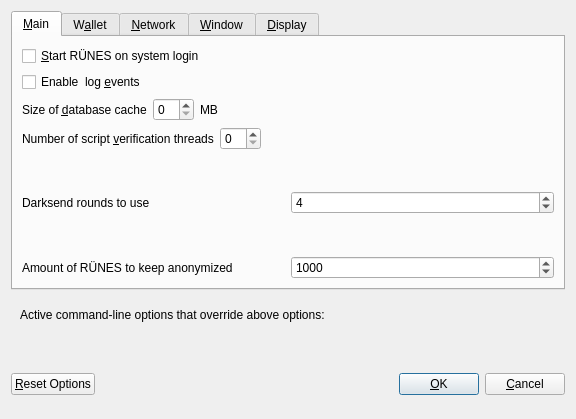
Above: src/qt/forms/optionsdialog.ui from Rubixblockchain/RUNES-ProtoMaster before the change. Below: the same form after it.
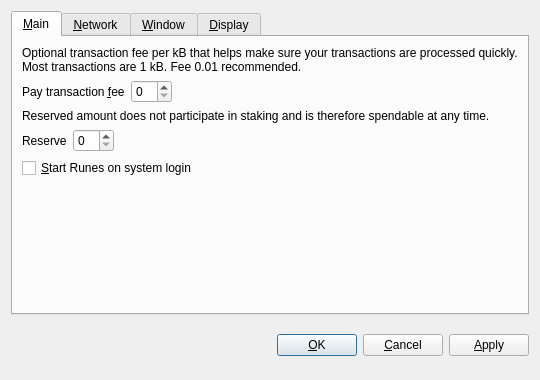
That is the form after the change. The open tabs and pages were chosen to show the change. Custom widgets are drawn as their Qt base class.

The edit to the form file:
```diff
--- a/src/qt/forms/optionsdialog.ui
+++ b/src/qt/forms/optionsdialog.ui
@@ -6,8 +6,8 @@
    <rect>
     <x>0</x>
     <y>0</y>
-    <width>576</width>
-    <height>419</height>
+    <width>540</width>
+    <height>380</height>
    </rect>
   </property>
   <property name="windowTitle">
@@ -19,6 +19,9 @@
   <layout class="QVBoxLayout" name="verticalLayout">
    <item>
     <widget class="QTabWidget" name="tabWidget">
+     <property name="tabPosition">
+      <enum>QTabWidget::North</enum>
+     </property>
      <property name="currentIndex">
       <number>1</number>
      </property>
@@ -27,103 +30,108 @@
        <string>&amp;Main</string>
       </attribute>
       <layout class="QVBoxLayout" name="verticalLayout_Main">
+       <item>
+        <widget class="QLabel" name="transactionFeeInfoLabel">
+         <property name="text">
+          <string>Optional transaction fee per kB that helps make sure your transactions are processed quickly. Most transactions are 1 kB. Fee 0.01 recommended.</string>
+         </property>
+         <property name="textFormat">
+          <enum>Qt::PlainText</enum>
+         </property>
+         <property name="wordWrap">
+          <bool>true</bool>
+         </property>
+        </widget>
+       </item>
+       <item>
+        <layout class="QHBoxLayout" name="horizontalLayoutFee">
+         <item>
+          <widget class="QLabel" name="transactionFeeLabel">
+           <property name="text">
+            <string>Pay transaction &amp;fee</string>
+           </property>
+           <property name="textFormat">
+            <enum>Qt::PlainText</enum>
+           </property>
+           <property name="buddy">
+            <cstring>transactionFee</cstring>
+           </property>
+          </widget>
+         </item>
+         <item>
+          <widget class="BitcoinAmountField" name="transactionFee"/>
+         </item>
+         <item>
+          <spacer name="horizontalSpacerFee">
+           <property name="orientation">
+            <enum>Qt::Horizontal</enum>
+           </property>
+           <property name="sizeHint" stdset="0">
+            <size>
+             <width>40</width>
+             <height>20</height>
+            </size>
+           </property>
+          </spacer>
+         </item>
+        </layout>
+       </item>
+       <item>
+        <widget class="QLabel" name="reserveBalanceInfoLabel">
+         <property name="text">
+          <string>Reserved amount does not participate in staking and is therefore spendable at any time.</string>
+         </property>
+         <property name="textFormat">
+          <enum>Qt::PlainText</enum>
+         </property>
+         <property name="wordWrap">
+          <bool>true</bool>
+         </property>
+        </widget>
+       </item>
+       <item>
+        <layout class="QHBoxLayout" name="horizontalLayoutReserveBalance">
+         <item>
+          <widget class="QLabel" name="reserveBalanceLabel">
+           <property name="text">
+            <string>Reserve</string>
+           </property>
+           <property name="textFormat">
+            <enum>Qt::PlainText</enum>
+           </property>
+           <property name="buddy">
+            <cstring>reserveBalance</cstring>
+           </property>
+          </widget>
+         </item>
+         <item>
+          <widget class="BitcoinAmountField" name="reserveBalance"/>
+         </item>
+         <item>
+          <spacer name="horizontalSpacerReserveBalance">
+           <property name="orientation">
+            <enum>Qt::Horizontal</enum>
+           </property>
+           <property name="sizeHint" stdset="0">
+            <size>
+             <width>40</width>
+             <height>20</height>
+            </size>
+           </property>
+          </spacer>
+         </item>
+        </layout>
+       </item>
        <item>
         <widget class="QCheckBox" name="bitcoinAtStartup">
          <property name="toolTip">
           <string>Automatically start RÜNES after logging in to the system.</string>
          </property>
          <property name="text">
-          <string>&amp;Start RÜNES on system login</string>
+          <string>&amp;Start Runes on system login</string>
          </property>
         </widget>
        </item>
-       <item>
-        <widget class="QCheckBox" name="logEvents">
-         <property name="text">
-          <string>Enable  log &amp;events</string>
-         </property>
-        </widget>
-       </item>
-       <item>
-        <layout class="QHBoxLayout" name="horizontalLayout_2_Main">
-         <item>
-          <widget class="QLabel" name="databaseCacheLabel">
-           <property name="text">
-            <string>Size of &amp;database cache</string>
-           </property>
-           <property name="textFormat">
-            <enum>Qt::PlainText</enum>
-           </property>
-           <property name="buddy">
-            <cstring>databaseCache</cstring>
-           </property>
-          </widget>
-         </item>
-         <item>
-          <widget class="QSpinBox" name="databaseCache"/>
-         </item>
-         <item>
-          <widget class="QLabel" name="databaseCacheUnitLabel">
-           <property name="text">
-            <string>MB</string>
-           </property>
-           <property name="textFormat">
-            <enum>Qt::PlainText</enum>
-           </property>
-          </widget>
-         </item>
-         <item>
-          <spacer name="horizontalSpacer_2_Main">
-           <property name="orientation">
-            <enum>Qt::Horizontal</enum>
-           </property>
-           <property name="sizeHint" stdset="0">
-            <size>
-             <width>40</width>
-             <height>20</height>
-            </size>
-           </property>
-          </spacer>
-         </item>
-        </layout>
-       </item>
-       <item>
-        <layout class="QHBoxLayout" name="horizontalLayout_3_Main">
-         <item>
-          <widget class="QLabel" name="threadsScriptVerifLabel">
-           <property name="text">
-            <string>Number of script &amp;verification threads</string>
-           </property>
-           <property name="textFormat">
-            <enum>Qt::PlainText</enum>
-           </property>
-           <property name="buddy">
-            <cstring>threadsScriptVerif</cstring>
-           </property>
-          </widget>
-         </item>
-         <item>
-          <widget class="QSpinBox" name="threadsScriptVerif">
-           <property name="toolTip">
-            <string>(0 = auto, &lt;0 = leave that many cores free)</string>
-           </property>
-          </widget>
-         </item>
-         <item>
-          <spacer name="horizontalSpacer_3_Main">
-           <property name="orientation">
-            <enum>Qt::Horizontal</enum>
-           </property>
-           <property name="sizeHint" stdset="0">
-            <size>
-             <width>40</width>
-             <height>20</height>
-            </size>
-           </property>
-          </spacer>
-         </item>
-        </layout>
-       </item>
        <item>
         <spacer name="verticalSpacer_Main">
          <property name="orientation">
@@ -137,181 +145,6 @@
          </property>
         </spacer>
        </item>
-       <item>
-        <layout class="QHBoxLayout" name="horizontalLayout_4_Main">
-         <item>
-          <widget class="QLabel" name="label">
-           <property name="toolTip">
-            <string>This setting determines the amount of individual masternodes that an input will be anonymized through.&lt;br/&gt;More rounds of anonymization gives a higher degree of privacy, but also costs more in fees.</string>
-           </property>
-           <property name="text">
-            <string>Darksend rounds to use</string>
-           </property>
-          </widget>
-         </item>
-         <item>
-          <widget class="QSpinBox" name="darksendRounds">
-           <property name="minimum">
-            <number>2</number>
-           </property>
-           <property name="maximum">
-            <number>8</number>
-           </property>
-           <property name="value">
-            <number>4</number>
-           </property>
-          </widget>
-         </item>
-        </layout>
-       </item>
-       <item>
-        <spacer name="verticalSpacer_Main1">
-         <property name="orientation">
-          <enum>Qt::Vertical</enum>
-         </property>
-         <property name="sizeHint" stdset="0">
-          <size>
-           <width>20</width>
-           <height>40</height>
-          </size>
-         </property>
-        </spacer>
-       </item>
-       <item>
-        <layout class="QHBoxLayout" name="horizontalLayout">
-         <item>
-          <widget class="QLabel" name="label_2">
-           <property name="toolTip">
-            <string>This amount acts as a threshold to turn off Darksend once it's reached.</string>
-           </property>
-           <property name="statusTip">
-            <string notr="true"/>
-           </property>
-           <property name="whatsThis">
-            <string notr="true"/>
-           </property>
-           <property name="accessibleName">
-            <string notr="true"/>
-           </property>
-           <property name="accessibleDescription">
-            <string notr="true"/>
-           </property>
-           <property name="text">
-            <string>Amount of RÜNES to keep anonymized</string>
-           </property>
-          </widget>
-         </item>
-         <item>
-          <widget class="QSpinBox" name="anonymizeRÜNES">
-           <property name="minimum">
-            <number>100</number>
-           </property>
-           <property name="maximum">
-            <number>100000</number>
-           </property>
-           <property name="singleStep">
-            <number>100</number>
-           </property>
-           <property name="value">
-            <number>1000</number>
-           </property>
-          </widget>
-         </item>
-        </layout>
-       </item>
-      </layout>
-     </widget>
-     <widget class="QWidget" name="tabWallet">
-      <attribute name="title">
-       <string>W&amp;allet</string>
-      </attribute>
-      <layout class="QVBoxLayout" name="verticalLayout_Wallet">
-       <item>
-        <widget class="QGroupBox" name="groupBox">
-         <property name="title">
-          <string>Expert</string>
-         </property>
-         <layout class="QVBoxLayout" name="verticalLayout_2">
-          <item>
-           <widget class="QCheckBox" name="coinControlFeatures">
-            <property name="toolTip">
-             <string>Whether to show coin control features or not.</string>
-            </property>
-            <property name="text">
-             <string>Enable coin &amp;control features</string>
-            </property>
-           </widget>
-          </item>
-          <item>
-           <widget class="QCheckBox" name="showMasternodesTab">
-            <property name="toolTip">
-             <string>Show additional tab listing all your masternodes in first sub-tab&lt;br/&gt;and all masternodes on the network in second sub-tab.</string>
-            </property>
-            <property name="text">
-             <string>Show Masternodes Tab</string>
-            </property>
-           </widget>
-          </item>
-          <item>
-           <widget class="QCheckBox" name="spendZeroConfChange">
-            <property name="toolTip">
-             <string>If you disable the spending of unconfirmed change, the change from a transaction&lt;br/&gt;cannot be used until that transaction has at least one confirmation.&lt;br/&gt;This also affects how your balance is computed.</string>
-            </property>
-            <property name="text">
-             <string>&amp;Spend unconfirmed change</string>
-            </property>
-           </widget>
-          </item>
-          <item>
-           <widget class="QCheckBox" name="parallelMasterNode">
-            <property name="toolTip">
-             <string>Coming soon</string>
-            </property>
-            <property name="text">
-             <string>&amp;Activate Parallel Masternode</string>
-            </property>
-           </widget>
-          </item>
-           <item>
-            <widget class="QCheckBox" name="zeroBalanceAddressToken">
-             <property name="text">
-              <string>Enable &amp;zero balance for receiver token address</string>
-             </property>
-            </widget>
-           </item>
-          <item>
-           <widget class="QCheckBox" name="parallelMasterNode1">
-            <property name="toolTip">
-             <string>Coming soon</string>
-            </property>
-            <property name="text">
-             <string>&amp;Activate Parallel Masternode</string>
-            </property>
-           </widget>
-          </item>
-             <item>
-                 <widget class="QCheckBox" name="notUseChangeAddress">
-                     <property name="text">
-                         <string>Don't use change &amp;address</string>
-                     </property>
-                 </widget>
-             </item>
-         </layout>
-        </widget>
-       </item>
-       <item>
-        <spacer name="verticalSpacer_Wallet">
-         <property name="orientation">
-          <enum>Qt::Vertical</enum>
-         </property>
-         <property name="sizeHint" stdset="0">
-          <size>
-           <width>20</width>
-           <height>40</height>
-          </size>
-         </property>
-        </spacer>
-       </item>
       </layout>
      </widget>
      <widget class="QWidget" name="tabNetwork">
@@ -643,67 +476,8 @@
      </widget>
     </widget>
    </item>
-   <item>
-    <widget class="QFrame" name="frame">
-     <layout class="QVBoxLayout" name="verticalLayout_Bottom">
-      <item>
-       <layout class="QHBoxLayout" name="horizontalLayout_Bottom">
-        <item>
-         <widget class="QLabel" name="overriddenByCommandLineInfoLabel">
-          <property name="text">
-           <string>Active command-line options that override above options:</string>
-          </property>
-          <property name="textFormat">
-           <enum>Qt::PlainText</enum>
-          </property>
-         </widget>
-        </item>
-        <item>
-         <spacer name="horizontalSpacer_Bottom">
-          <property name="orientation">
-           <enum>Qt::Horizontal</enum>
-          </property>
-          <property name="sizeHint" stdset="0">
-           <size>
-            <width>40</width>
-            <height>20</height>
-           </size>
-          </property>
-         </spacer>
-        </item>
-       </layout>
-      </item>
-      <item>
-       <widget class="QLabel" name="overriddenByCommandLineLabel">
-        <property name="text">
-         <string/>
-        </property>
-        <property name="textFormat">
-         <enum>Qt::PlainText</enum>
-        </property>
-        <property name="wordWrap">
-         <bool>true</bool>
-        </property>
-       </widget>
-      </item>
-     </layout>
-    </widget>
-   </item>
    <item>
     <layout class="QHBoxLayout" name="horizontalLayout_Buttons">
-     <item>
-      <widget class="QPushButton" name="resetButton">
-       <property name="toolTip">
-        <string>Reset all client options to default.</string>
-       </property>
-       <property name="text">
-        <string>&amp;Reset Options</string>
-       </property>
-       <property name="autoDefault">
-        <bool>false</bool>
-       </property>
-      </widget>
-     </item>
      <item>
       <spacer name="horizontalSpacer_1">
        <property name="orientation">
@@ -719,12 +493,6 @@
      </item>
      <item>
       <widget class="QLabel" name="statusLabel">
-       <property name="minimumSize">
-        <size>
-         <width>200</width>
-         <height>0</height>
-        </size>
-       </property>
        <property name="font">
         <font>
          <weight>75</weight>
@@ -760,12 +528,6 @@
        <property name="text">
         <string>&amp;OK</string>
        </property>
-       <property name="autoDefault">
-        <bool>false</bool>
-       </property>
-       <property name="default">
-        <bool>true</bool>
-       </property>
       </widget>
      </item>
      <item>
@@ -778,6 +540,16 @@
        </property>
       </widget>
      </item>
+     <item>
+      <widget class="QPushButton" name="applyButton">
+       <property name="text">
+        <string>&amp;Apply</string>
+       </property>
+       <property name="autoDefault">
+        <bool>false</bool>
+       </property>
+      </widget>
+     </item>
     </layout>
    </item>
   </layout>
@@ -788,6 +560,11 @@
    <extends>QLineEdit</extends>
    <header>qvalidatedlineedit.h</header>
   </customwidget>
+  <customwidget>
+   <class>BitcoinAmountField</class>
+   <extends>QSpinBox</extends>
+   <header>bitcoinamountfield.h</header>
+  </customwidget>
   <customwidget>
    <class>QValueComboBox</class>
    <extends>QComboBox</extends>
```
Left out of the diff: 142 changed lines with no effect on the pictures.
